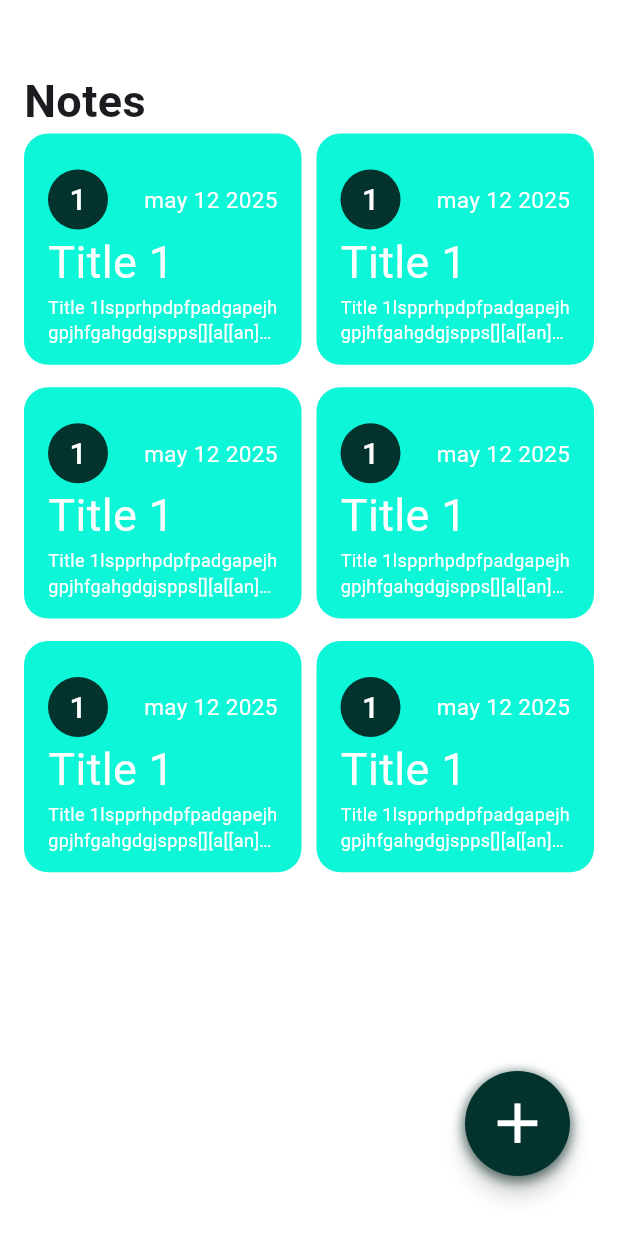
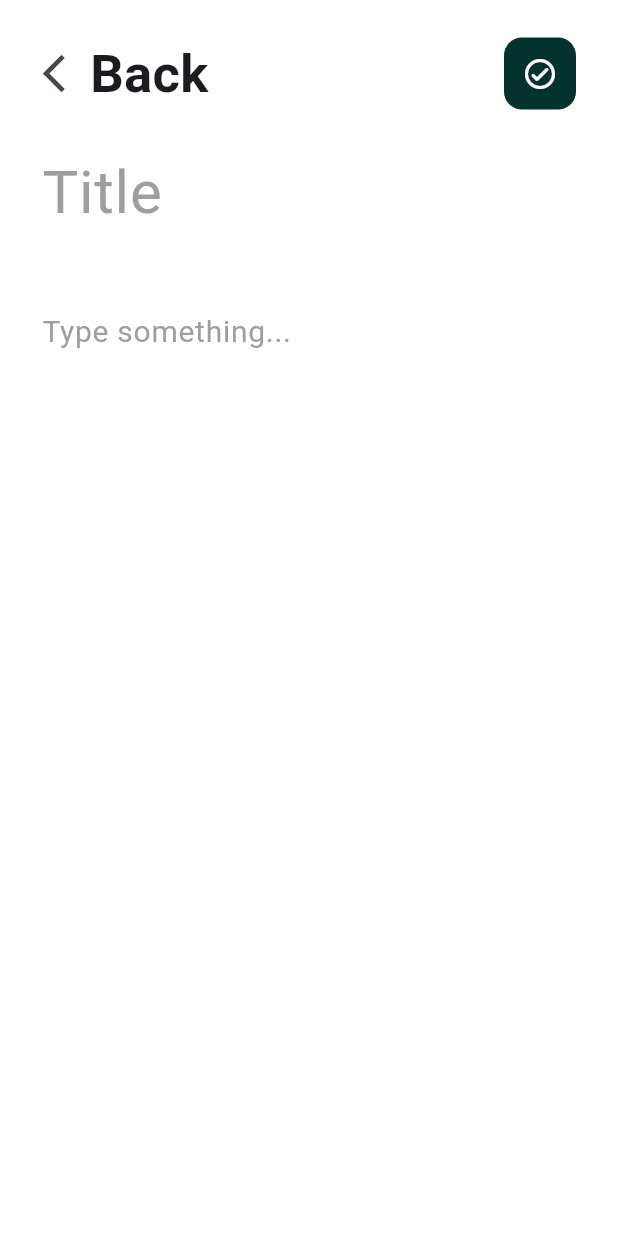
Before and after one commit to hatemf934/notes, a Flutter app: the HomeScreen screen opened by its route, after a tap on the "add" icon, on a phone screen of 412 x 824 dp. Run offline on Flutter 3.47's test engine with Material 3 defaults, Android fonts, the phone set to English and light mode, and no system bars.

Commit message:
create shownote widgets

```diff
--- a/lib/main.dart
+++ b/lib/main.dart
@@ -1,6 +1,7 @@
 import 'package:flutter/material.dart';
 import 'package:note_demo/views/home_screen.dart';
 import 'package:note_demo/views/onborading.dart';
+import 'package:note_demo/views/show_note_screen.dart';
 
 void main() {
   runApp(const NoteApp());
@@ -17,6 +18,7 @@
       routes: {
         Onborading.id: (context) => const Onborading(),
         HomeScreen.id: (context) => const HomeScreen(),
+        ShowNoteScreen.id: (context) => const ShowNoteScreen(),
       },
     );
   }
--- /dev/null
+++ b/lib/views/show_note_screen.dart
@@ -0,0 +1,33 @@
+import 'package:flutter/material.dart';
+import 'package:note_demo/constant.dart';
+import 'package:note_demo/widgets/app_bar.dart';
+import 'package:note_demo/widgets/text_field_custom.dart';
+
+class ShowNoteScreen extends StatelessWidget {
+  const ShowNoteScreen({super.key});
+  static String id = "showscreen";
+  @override
+  Widget build(BuildContext context) {
+    return const Scaffold(
+      backgroundColor: kPrimaryColor,
+      body: Padding(
+        padding: EdgeInsets.only(left: 12, right: 12, top: 24),
+        child: Column(
+          children: [
+            CustomAppBar(),
+            TextFieldCustom(
+              text: "Title",
+              maxlines: 1,
+              size: 40,
+            ),
+            TextFieldCustom(
+              text: "Type something...",
+              maxlines: 10,
+              size: 20,
+            ),
+          ],
+        ),
+      ),
+    );
+  }
+}
--- /dev/null
+++ b/lib/widgets/app_bar.dart
@@ -0,0 +1,30 @@
+import 'package:flutter/material.dart';
+import 'package:note_demo/widgets/app_bar_icons.dart';
+
+class CustomAppBar extends StatelessWidget {
+  const CustomAppBar({super.key});
+
+  @override
+  Widget build(BuildContext context) {
+    return Row(
+      children: [
+        IconButton(
+          icon: const Icon(
+            Icons.arrow_back_ios_new_outlined,
+            size: 30,
+          ),
+          onPressed: () {
+            Navigator.pop(context);
+          },
+        ),
+
+        const Text(
+          "Back",
+          style: TextStyle(fontSize: 35, fontWeight: FontWeight.bold),
+        ), // عنوان الشاشة
+        const Spacer(),
+        const AppBarIcons(),
+      ],
+    );
+  }
+}
--- /dev/null
+++ b/lib/widgets/app_bar_icons.dart
@@ -0,0 +1,23 @@
+import 'package:flutter/material.dart';
+import 'package:note_demo/constant.dart';
+
+class AppBarIcons extends StatelessWidget {
+  const AppBarIcons({super.key});
+
+  @override
+  Widget build(BuildContext context) {
+    return Padding(
+      padding: const EdgeInsets.only(right: 16),
+      child: Container(
+        decoration: BoxDecoration(
+            color: kSecondaryColor, borderRadius: BorderRadius.circular(12)),
+        child: IconButton(
+            onPressed: () {},
+            icon: const Icon(
+              Icons.check_circle_outline_rounded,
+              color: kPrimaryColor,
+            )),
+      ),
+    );
+  }
+}
--- a/lib/widgets/custom_floating_action_button.dart
+++ b/lib/widgets/custom_floating_action_button.dart
@@ -1,5 +1,6 @@
 import 'package:flutter/material.dart';
 import 'package:note_demo/constant.dart';
+import 'package:note_demo/views/show_note_screen.dart';
 
 class CustomFloatingActionButton extends StatelessWidget {
   const CustomFloatingActionButton({super.key});
@@ -23,7 +24,9 @@ class CustomFloatingActionButton extends StatelessWidget {
         child: FloatingActionButton(
           splashColor: kSecondaryColor,
           backgroundColor: kSecondaryColor,
-          onPressed: () {},
+          onPressed: () {
+            Navigator.pushNamed(context, ShowNoteScreen.id);
+          },
           shape: RoundedRectangleBorder(
             borderRadius:
                 BorderRadius.circular(48), // Adjust the radius as needed
--- /dev/null
+++ b/lib/widgets/text_field_custom.dart
@@ -0,0 +1,30 @@
+import 'package:flutter/material.dart';
+
+class TextFieldCustom extends StatelessWidget {
+  const TextFieldCustom(
+      {super.key,
+      required this.text,
+      required this.maxlines,
+      required this.size});
+  final String text;
+  final int maxlines;
+  final double size;
+
+  @override
+  Widget build(BuildContext context) {
+    return Padding(
+      padding: const EdgeInsets.all(16.0),
+      child: TextField(
+        cursorColor: Colors.grey,
+
+        decoration: InputDecoration(
+          hintText: text,
+          hintStyle: TextStyle(color: Colors.grey, fontSize: size), // نص تلميحي
+          border: InputBorder.none, // إزالة الحدود
+        ),
+        maxLines: maxlines, // يسمح بإدخال أكثر من سطر
+        keyboardType: TextInputType.multiline, // لوحة مفاتيح متعددة الأسطر
+      ),
+    );
+  }
+}
```
